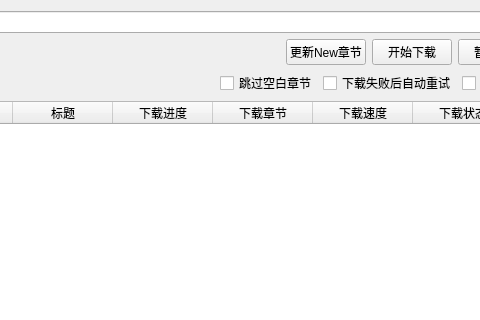
First picture: the form in ui/ui_download.ui, repository tonquer/picacg-qt, before the edit; both pictures show x 199 to 679 and y 0 to 320 of the 920 by 440 pixel window.
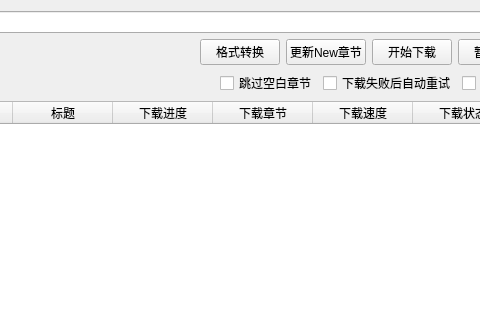
Second picture: the form after the edit.

Patch:
```diff
--- a/ui/ui_download.ui
+++ b/ui/ui_download.ui
@@ -169,6 +169,13 @@
        </property>
       </spacer>
      </item>
+     <item>
+      <widget class="QPushButton" name="formatButton">
+       <property name="text">
+        <string>格式转换</string>
+       </property>
+      </widget>
+     </item>
      <item>
       <widget class="QPushButton" name="updateNew">
        <property name="text">
```
Left out of the diff: 4 changed lines with no effect on the pictures.
